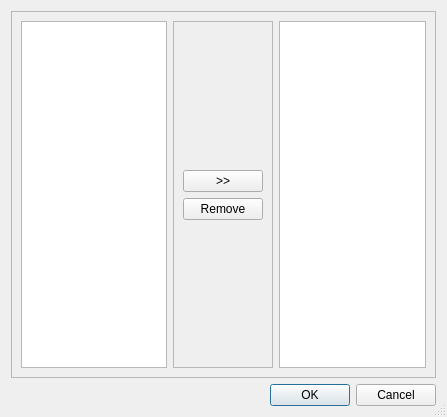
First picture: the form in src/DialogEditWatchlist.ui, repository gdevic/Z80Explorer, before the edit.
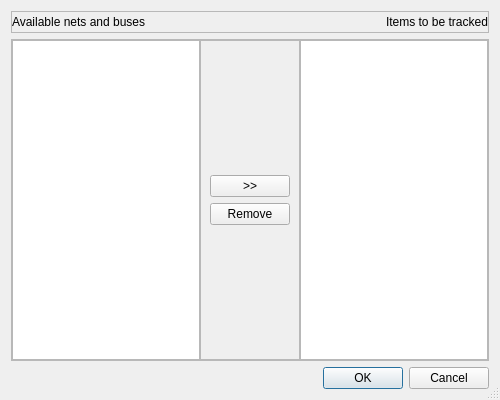
Second picture: the form after the edit.

Commit message: Improving the dialog edit watch layout

What changed in the file:
```diff
--- a/src/DialogEditWatchlist.ui
+++ b/src/DialogEditWatchlist.ui
@@ -6,8 +6,8 @@
    <rect>
     <x>0</x>
     <y>0</y>
-    <width>447</width>
-    <height>417</height>
+    <width>500</width>
+    <height>400</height>
    </rect>
   </property>
   <property name="windowTitle">
@@ -17,6 +17,57 @@
    <bool>true</bool>
   </property>
   <layout class="QVBoxLayout" name="verticalLayout_2">
+   <item>
+    <widget class="QFrame" name="frame_3">
+     <property name="frameShape">
+      <enum>QFrame::StyledPanel</enum>
+     </property>
+     <property name="frameShadow">
+      <enum>QFrame::Raised</enum>
+     </property>
+     <layout class="QHBoxLayout" name="horizontalLayout">
+      <property name="leftMargin">
+       <number>0</number>
+      </property>
+      <property name="topMargin">
+       <number>0</number>
+      </property>
+      <property name="rightMargin">
+       <number>0</number>
+      </property>
+      <property name="bottomMargin">
+       <number>0</number>
+      </property>
+      <item>
+       <widget class="QLabel" name="label_2">
+        <property name="text">
+         <string>Available nets and buses</string>
+        </property>
+       </widget>
+      </item>
+      <item>
+       <spacer name="horizontalSpacer">
+        <property name="orientation">
+         <enum>Qt::Horizontal</enum>
+        </property>
+        <property name="sizeHint" stdset="0">
+         <size>
+          <width>40</width>
+          <height>20</height>
+         </size>
+        </property>
+       </spacer>
+      </item>
+      <item>
+       <widget class="QLabel" name="label">
+        <property name="text">
+         <string>Items to be tracked</string>
+        </property>
+       </widget>
+      </item>
+     </layout>
+    </widget>
+   </item>
    <item>
     <widget class="QFrame" name="frame_2">
      <property name="frameShape">
@@ -26,6 +77,21 @@
       <enum>QFrame::Raised</enum>
      </property>
      <layout class="QGridLayout" name="gridLayout">
+      <property name="leftMargin">
+       <number>0</number>
+      </property>
+      <property name="topMargin">
+       <number>0</number>
+      </property>
+      <property name="rightMargin">
+       <number>0</number>
+      </property>
+      <property name="bottomMargin">
+       <number>0</number>
+      </property>
+      <property name="spacing">
+       <number>0</number>
+      </property>
       <item row="0" column="0">
        <widget class="QListWidget" name="listAll">
         <property name="selectionMode">
```
